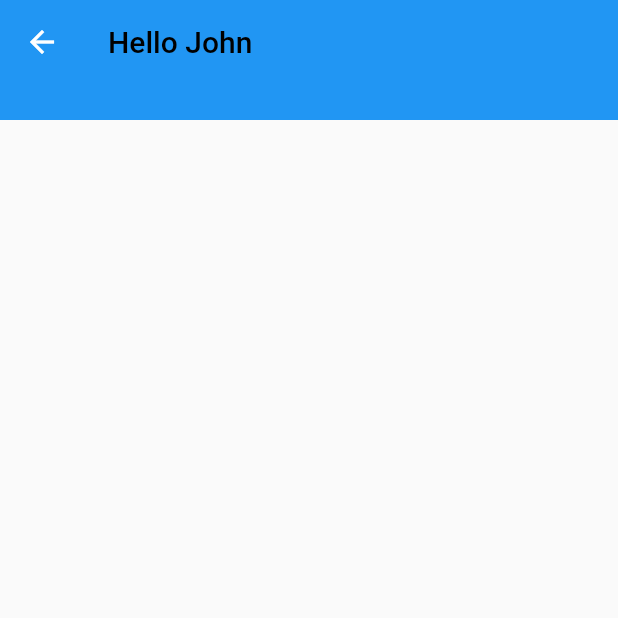
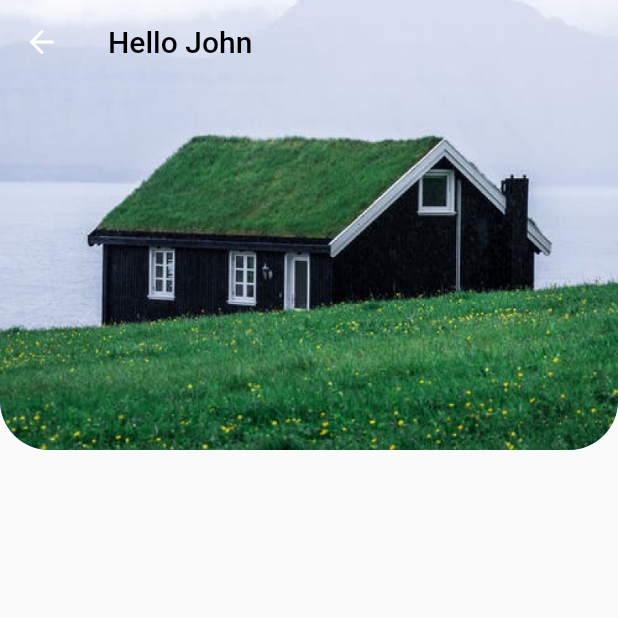
Before and after one commit to akromovk7/Exam, a Flutter app: the MyHomePage screen opened by its route, on a phone screen of 412 x 824 dp, the top half of it. Run offline on Flutter 3.47's test engine with Material 2 defaults, Android fonts, the phone set to English and light mode, and no system bars; our stand-ins replace flutter_svg; network calls fail.

Commit message:
Rasm qo'yildi

```diff
--- a/lib/screens/home_page.dart
+++ b/lib/screens/home_page.dart
@@ -4,7 +4,7 @@ import 'package:flutter/material.dart';
 
 class MyHomePage extends StatefulWidget {
   final String? data;
-  const MyHomePage({ Key? key, this. data}) : super(key: key);
+  const MyHomePage({Key? key, this.data}) : super(key: key);
 
   @override
   _MyHomePageState createState() => _MyHomePageState();
@@ -15,7 +15,12 @@ class _MyHomePageState extends State<MyHomePage> {
   Widget build(BuildContext context) {
     return Scaffold(
       body: CustomScrollView(
-        slivers: [MyAppBar(title: ("Hello ${Userdata.currentUser.name}"),),],
+        slivers: [
+          MyAppBar(
+            title: ("Hello ${Userdata.currentUser.name}"),
+            image: 'assets/images/appbarimage.png',
+          ),
+        ],
       ),
     );
   }
--- a/lib/screens/sign_up_page.dart
+++ b/lib/screens/sign_up_page.dart
@@ -1,8 +1,6 @@
 import 'package:exam/core/constants/const.dart';
 import 'package:exam/models/userdata.dart';
 import 'package:flutter/material.dart';
-
-
 import 'package:flutter_svg/flutter_svg.dart';
 
 class SignUpPage extends StatefulWidget {
```
Also changed, not shown: lib/screens/widgets/my_app_bar.dart (+34 -4 lines), assets/icons/arrow-left.svg (added), assets/images/appbarimage.png (added).
